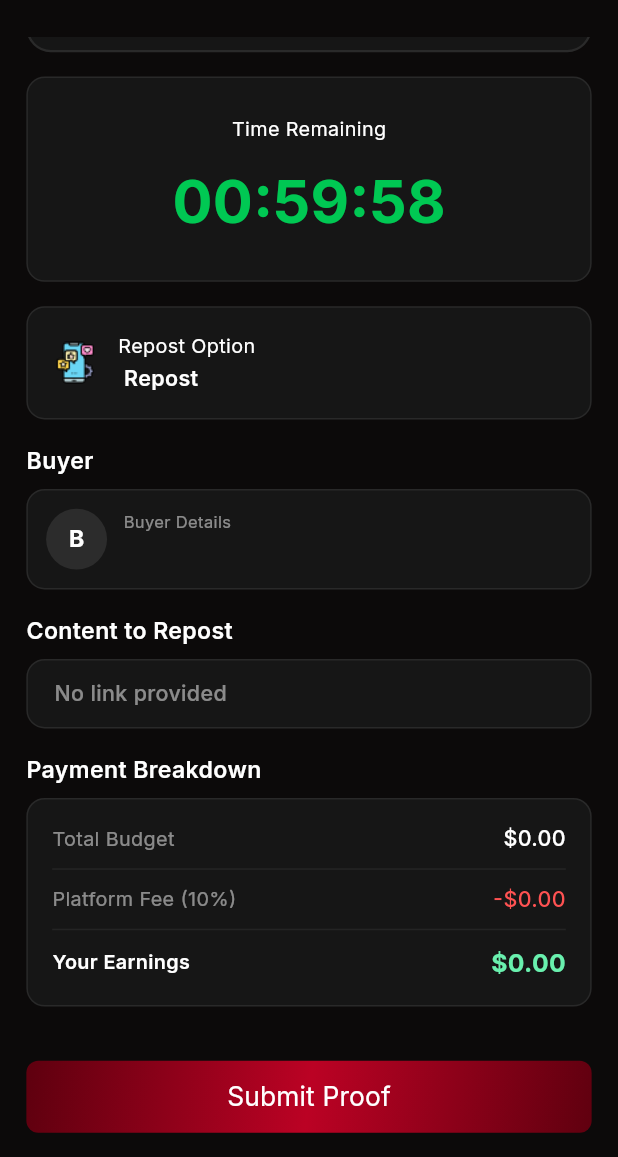
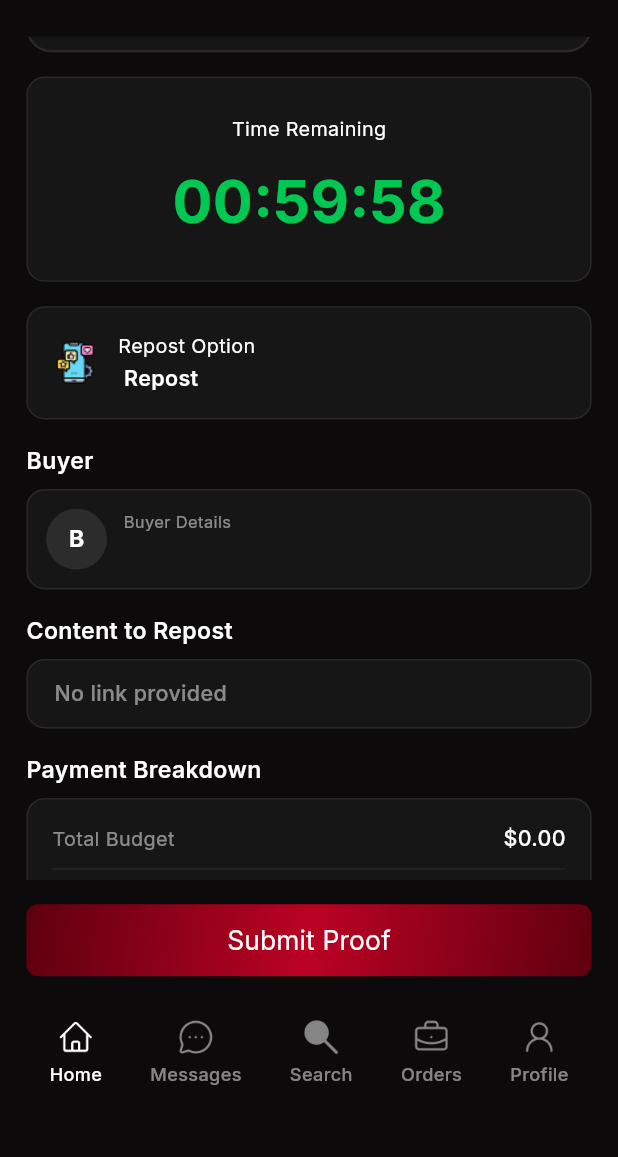
Before and after one commit to Dev-Ninjas-Backup/jconnect, a Flutter app: the SellerActiveOrderScreen screen opened directly with empty values, scrolled down 84 dp, on a phone screen of 412 x 824 dp, the part 79-1236 px from its top. Run offline on Flutter 3.47's test engine with Material 3 defaults, Android fonts, the phone set to English and light mode, and no system bars; our stand-ins replace dotted_border, file_picker, firebase_auth, firebase_core, firebase_messaging, fl_chart and 19 more; missing offline and left inert: flutter_stripe; accounts and stored records are empty; network calls fail; project files that could hold a hidden picture were left out.

Commit message:
extract navbar to GlobalNavBarLayout and implement dynamic visibility control for screen transitions

```diff
--- a/lib/app.dart
+++ b/lib/app.dart
@@ -1,9 +1,11 @@
 import 'package:flutter/material.dart';
 import 'package:flutter_easyloading/flutter_easyloading.dart';
 import 'package:flutter_screenutil/flutter_screenutil.dart';
-import 'package:get/get_navigation/src/root/get_material_app.dart';
+import 'package:get/get.dart';
 import 'package:jconnect/core/binding/controller_binder.dart';
 import 'package:jconnect/routes/approute.dart';
+import 'package:jconnect/features/bottom_navbar/controller/bottom_navbar_controller.dart';
+import 'package:jconnect/features/bottom_navbar/widgets/global_navbar_layout.dart';
 
 class MyApp extends StatelessWidget {
   const MyApp({super.key});
@@ -19,7 +21,32 @@ class MyApp extends StatelessWidget {
           debugShowCheckedModeBanner: false,
           initialRoute: AppRoute.getSplashScreen(),
           getPages: AppRoute.routes,
-          builder: EasyLoading.init(),
+          builder: (context, child) {
+            child = EasyLoading.init()(context, child);
+            return GlobalNavBarLayout(child: child);
+          },
+          routingCallback: (routing) {
+            if (routing != null) {
+              final navBarController = Get.put(NavBarController());
+              final route = routing.current;
+
+              final hiddenRoutes = [
+                AppRoute.getSplashScreen(),
+                AppRoute.getLoginScreen(),
+                AppRoute.getSignupScreen(),
+                AppRoute.getForgetPassword(),
+                AppRoute.getOtpVerificationScreen(),
+                AppRoute.getNewPasswordScreen(),
+                AppRoute.getSignupOtpVerificationScreen(),
+                AppRoute.getPhoneVerificationScreen(),
+                AppRoute.getProfileSetupScreen(),
+                AppRoute.getOnboardingScreen(),
+              ];
+              WidgetsBinding.instance.addPostFrameCallback((_) {
+                navBarController.showNavBar.value = !hiddenRoutes.contains(route);
+              });
+            }
+          },
           initialBinding: ControllerBinder(),
           themeMode: ThemeMode.system,
         );
--- a/lib/features/bottom_navbar/controller/bottom_navbar_controller.dart
+++ b/lib/features/bottom_navbar/controller/bottom_navbar_controller.dart
@@ -1,9 +1,13 @@
 import 'package:get/get.dart';
+import 'package:jconnect/routes/approute.dart';
 
 class NavBarController extends GetxController {
   var currentIndex = 0.obs;
+  var showNavBar = false.obs;
 
   void changeIndex(int index) {
     currentIndex.value = index;
+    // When changing tabs, ensure we pop any deep screens and return to the root shell.
+    Get.until((route) => route.settings.name == AppRoute.getNavBarScreen());
   }
 }
--- /dev/null
+++ b/lib/features/bottom_navbar/widgets/global_navbar_layout.dart
@@ -0,0 +1,88 @@
+import 'package:flutter/material.dart';
+import 'package:flutter_screenutil/flutter_screenutil.dart';
+import 'package:get/get.dart';
+import 'package:jconnect/core/common/constants/app_colors.dart';
+import 'package:jconnect/core/common/constants/iconpath.dart';
+import 'package:jconnect/core/common/style/global_text_style.dart';
+import 'package:jconnect/features/bottom_navbar/controller/bottom_navbar_controller.dart';
+
+class GlobalNavBarLayout extends StatelessWidget {
+  final Widget child;
+
+  const GlobalNavBarLayout({super.key, required this.child});
+
+  @override
+  Widget build(BuildContext context) {
+    final NavBarController controller = Get.put(NavBarController());
+
+    final List<String> icons = [
+      Iconpath.homeIcon,
+      Iconpath.messagesIcon,
+      Iconpath.searchIcon,
+      Iconpath.orderIcon,
+      Iconpath.profileIcon,
+    ];
+
+    final List<String> labels = [
+      "Home",
+      "Messages",
+      "Search",
+      "Orders",
+      "Profile",
+    ];
+
+    return Obx(
+      () => Scaffold(
+        backgroundColor: AppColors.backGroundColor,
+        body: child, // This is the root navigator containing the app's screens
+        bottomNavigationBar: controller.showNavBar.value
+            ? Container(
+                decoration: BoxDecoration(color: AppColors.backGroundColor),
+                padding: EdgeInsets.only(
+                  left: 30.w,
+                  right: 30.w,
+                  bottom: 46.h,
+                  top: 12.h,
+                ),
+                child: Row(
+                  mainAxisAlignment: MainAxisAlignment.spaceBetween,
+                  children: List.generate(icons.length, (index) {
+                    bool isSelected = controller.currentIndex.value == index;
+                    return GestureDetector(
+                      onTap: () => controller.changeIndex(index),
+                      child: Container(
+                        color: Colors.transparent, // expand tap area
+                        child: Column(
+                          mainAxisSize: MainAxisSize.min,
+                          children: [
+                            Image.asset(
+                              icons[index],
+                              width: 24.w,
+                              height: 24.h,
+                              color: isSelected
+                                  ? AppColors.primaryTextColor
+                                  : AppColors.secondaryTextColor,
+                            ),
+                            SizedBox(height: 4.h),
+                            Text(
+                              labels[index],
+                              style: getTextStyle(
+                                fontsize: sp(10),
+                                fontweight: FontWeight.w500,
+                                color: isSelected
+                                    ? AppColors.primaryTextColor
+                                    : AppColors.secondaryTextColor,
+                              ),
+                            ),
+                          ],
+                        ),
+                      ),
+                    );
+                  }),
+                ),
+              )
+            : const SizedBox.shrink(),
+      ),
+    );
+  }
+}
--- a/lib/features/repost/seller_active_order_state/screen/seller_active_order_screen.dart
+++ b/lib/features/repost/seller_active_order_state/screen/seller_active_order_screen.dart
@@ -568,8 +568,14 @@ class SellerActiveOrderScreen extends StatelessWidget {
               // Action button
               Obx(() {
                 final currentItem = controller.detailedItem.value ?? item;
-                final isCompleted = currentItem.status == 'COMPLETED';
-                final isProofSubmitted = currentItem.status == 'PROOF_SUBMITTED';
+                final statusUpper = currentItem.status.toUpperCase();
+                final isCompleted = statusUpper == 'COMPLETED';
+                final isProofSubmitted = statusUpper == 'PROOF_SUBMITTED';
+                final isRefunded = statusUpper.contains('REFUND');
+
+                if (isRefunded) {
+                  return const SizedBox.shrink();
+                }
 
                 if (isCompleted) {
                   return CustomPrimaryButton(
```
Also changed, not shown: lib/features/bottom_navbar/screen/bottom_navbar_screen.dart (+1 -66 lines), lib/features/repost/buyer_review_post/controller/buyer_review_post_controller.dart (+25 -13 lines), lib/features/repost/repost_process_option/screens/set_complation_time.dart (+12 -3 lines), lib/features/repost/repost_review_window/screen/repost_review_window_screen.dart (+8 -3 lines).
